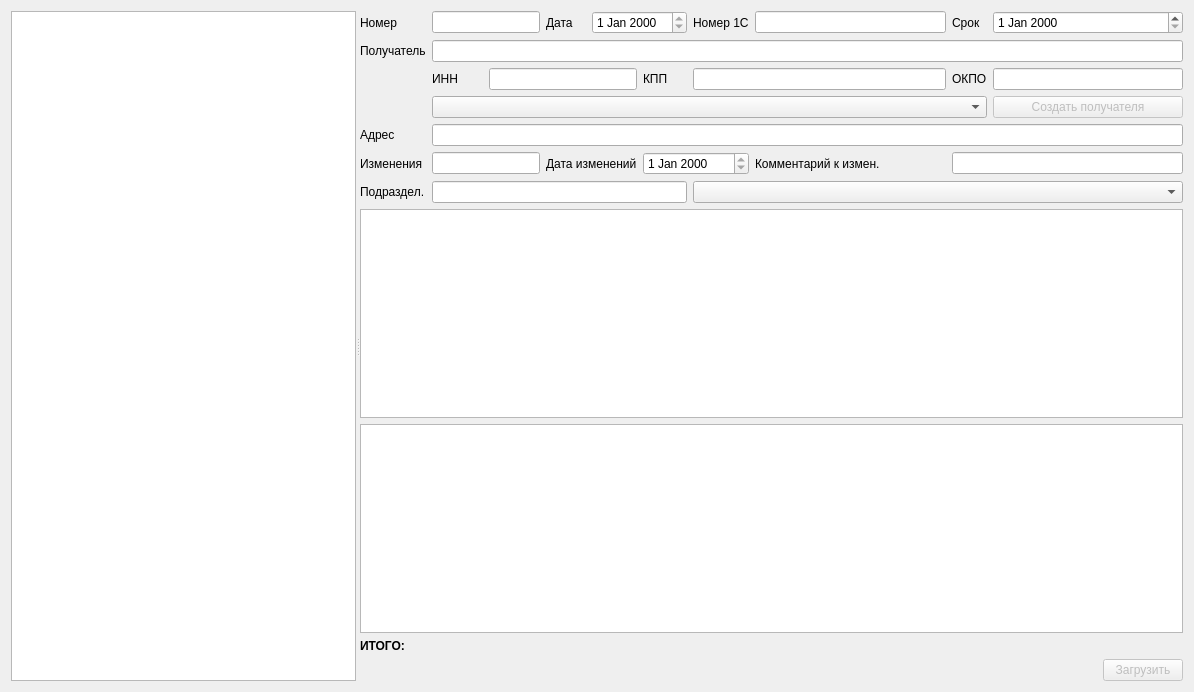
Above: dialogreqload.ui from Sergeyego/warehouse before the change. Below: the same form after it.
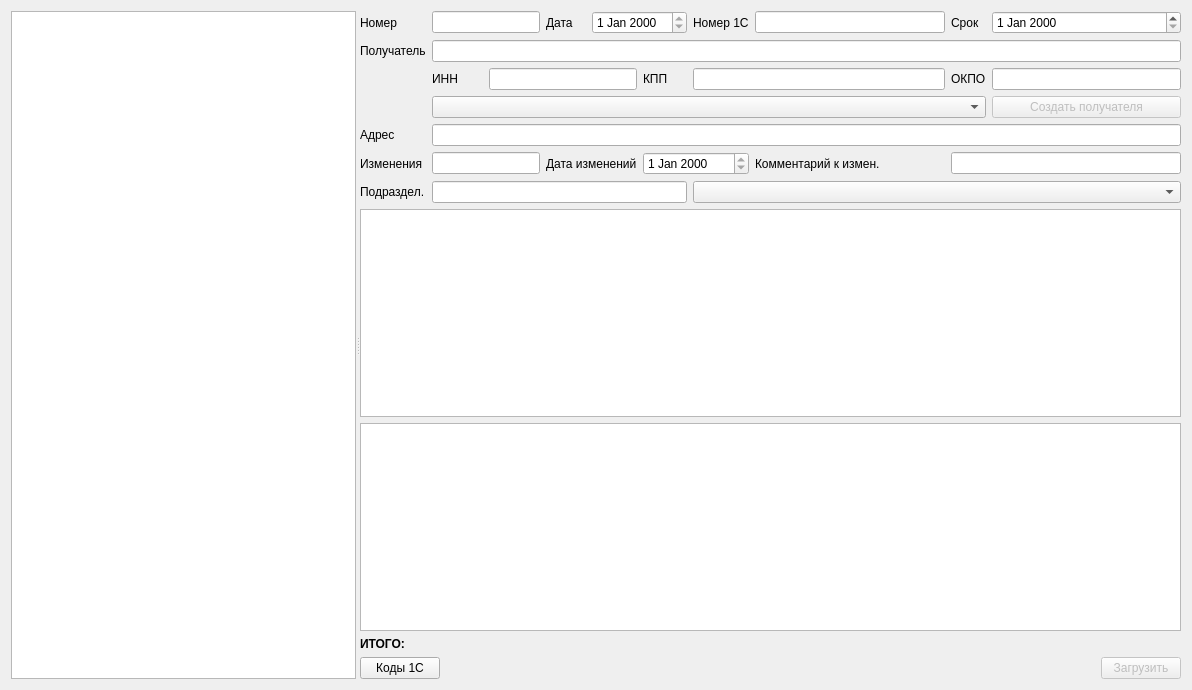
That is the form after the change. Custom widgets are drawn as their Qt base class.

Commit message: Полностью реализована загрузка заявок

Diff of the .ui file:
```diff
--- a/dialogreqload.ui
+++ b/dialogreqload.ui
@@ -6,8 +6,8 @@
    <rect>
     <x>0</x>
     <y>0</y>
-    <width>1194</width>
-    <height>692</height>
+    <width>1192</width>
+    <height>690</height>
    </rect>
   </property>
   <property name="windowTitle">
@@ -262,6 +262,13 @@
        </item>
        <item>
         <layout class="QHBoxLayout" name="horizontalLayout">
+         <item>
+          <widget class="QPushButton" name="pushButtonCodes">
+           <property name="text">
+            <string>Коды 1С</string>
+           </property>
+          </widget>
+         </item>
          <item>
           <spacer name="horizontalSpacer">
            <property name="orientation">
```
The commit also changes 2 other files.
